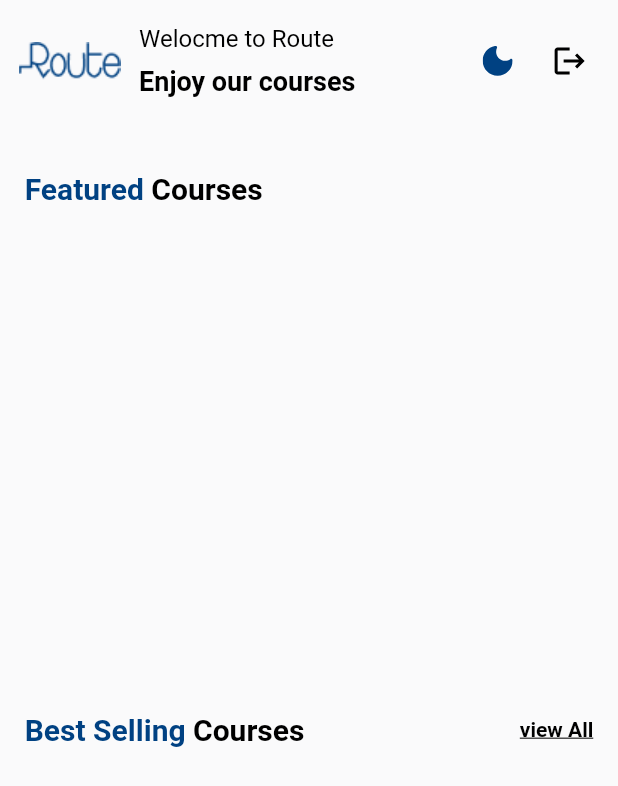
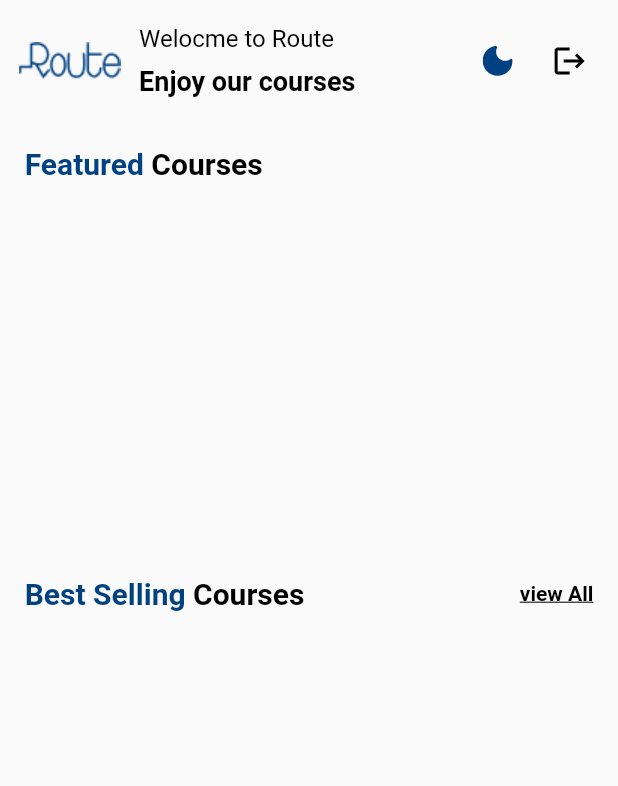
Before and after one commit to AER-Shalaan/route_courses, a Flutter app: the HomeScreen screen opened by its route, on a phone screen of 412 x 824 dp. Shown: the top 786 px of the screen. Run offline on Flutter 3.47's test engine with Material 3 defaults, Android fonts, the phone set to English and light mode, and no system bars; our stand-ins replace cloud_firestore, firebase_auth, firebase_core, flutter_svg, loading_animation_widget, shared_preferences; accounts and stored records are empty.

Commit message:
+ finish task

```diff
--- a/lib/layout/home/home_screen.dart
+++ b/lib/layout/home/home_screen.dart
@@ -30,6 +30,7 @@ class _HomeScreenState extends State<HomeScreen> {
       extendBody: true,
       resizeToAvoidBottomInset:false,
       body: SafeArea(
+        child: SingleChildScrollView(
           child: Column(
             crossAxisAlignment: CrossAxisAlignment.start,
             children: [
@@ -74,16 +75,12 @@ class _HomeScreenState extends State<HomeScreen> {
                   ],
                 ),
               ),
-            SizedBox(height: height*0.04),
+              SizedBox(height: height*0.02),
               Padding(
                 padding:EdgeInsets.all(height*0.02),
                 child: Row(children: [Text("Featured ",style: Theme.of(context).textTheme.labelLarge),Text("Courses",style: Theme.of(context).textTheme.displayMedium)],),
               ),
-            Container(
-              margin: EdgeInsets.symmetric(horizontal: 10),
-              color: Colors.transparent,
-              height: height*0.31,
-              child: FutureBuilder(
+              FutureBuilder(
                   future: FireStoreHelper.getAllCourses(),
                   builder: (context , snapshot){
                 if(snapshot.connectionState == ConnectionState.waiting){
@@ -106,15 +103,18 @@ class _HomeScreenState extends State<HomeScreen> {
                   );
                 }
                 List<Course> courses = snapshot.data??[];
-                return ListView.separated(
+                return SizedBox(
+                  height: height*0.26,
+                  child: ListView.separated(
                     scrollDirection: Axis.horizontal,
                       itemBuilder: (context, index) => FeatureCourses(course: courses[index]),
-                    separatorBuilder:(context, index) => SizedBox(width: width*0.04),
-                    itemCount: courses.length);
+                      separatorBuilder:(context, index) => SizedBox(width: width*0.02),
+                      itemCount: courses.length),
+                );
 
               }),
-            ),
-            SizedBox(height: height*0.06),
+              SizedBox(height: height*0.02),
+
               Padding(
                 padding:EdgeInsets.all(height*0.02),
                 child: Row(
@@ -128,11 +128,7 @@ class _HomeScreenState extends State<HomeScreen> {
                   Text("view All",style: Theme.of(context).textTheme.displaySmall)
                 ]),
               ),
-            Container(
-              margin: EdgeInsets.symmetric(horizontal: 10),
-              color: Colors.transparent,
-              height: height*0.3,
-              child: FutureBuilder(
+              FutureBuilder(
                   future: FireStoreHelper.getBestSellingCourses(),
                   builder: (context , snapshot){
                     if(snapshot.connectionState == ConnectionState.waiting){
@@ -156,14 +152,16 @@ class _HomeScreenState extends State<HomeScreen> {
                     }
                     List<Course> courses = snapshot.data??[];
                     return ListView.separated(
-                        scrollDirection: Axis.vertical,
+                       shrinkWrap: true,
+                        physics: NeverScrollableScrollPhysics(),
                         itemBuilder: (context, index) => BestSellingCourses(course: courses[index]),
                         separatorBuilder:(context, index) => SizedBox(height: height*0.02),
                         itemCount: courses.length);
 
                   }),
+              SizedBox(height: height*0.01)
+            ],
           ),
-          ],
         ),
       ),
     );
--- a/lib/style/theme.dart
+++ b/lib/style/theme.dart
@@ -69,7 +69,7 @@ class AppTheme{
           decorationStyle: TextDecorationStyle.solid
         )
     ),
-    elevatedButtonTheme: const ElevatedButtonThemeData(style: ButtonStyle(backgroundColor:MaterialStatePropertyAll(AppColors.primaryColor),elevation: MaterialStatePropertyAll(20))),
+    elevatedButtonTheme: const ElevatedButtonThemeData(style: ButtonStyle(backgroundColor:MaterialStatePropertyAll(AppColors.primaryColor))),
 
     colorScheme: ColorScheme.fromSeed(
         seedColor: AppColors.primaryColor,
@@ -150,7 +150,7 @@ class AppTheme{
 
 
       ),
-      elevatedButtonTheme: ElevatedButtonThemeData(style: ButtonStyle(backgroundColor:MaterialStatePropertyAll(AppColors.whiteTitleColor),elevation: MaterialStatePropertyAll(20))),
+      elevatedButtonTheme: ElevatedButtonThemeData(style: ButtonStyle(backgroundColor:MaterialStatePropertyAll(AppColors.whiteTitleColor))),
 
       colorScheme: ColorScheme.fromSeed(
           seedColor: AppColors.primaryColor,
```
Also changed, not shown: lib/layout/home/widgets/bestSelling_courses.dart (+4 -3 lines), lib/layout/home/widgets/featured_courses.dart (+28 -16 lines). Lines whose indentation alone changed are shown as unchanged.
